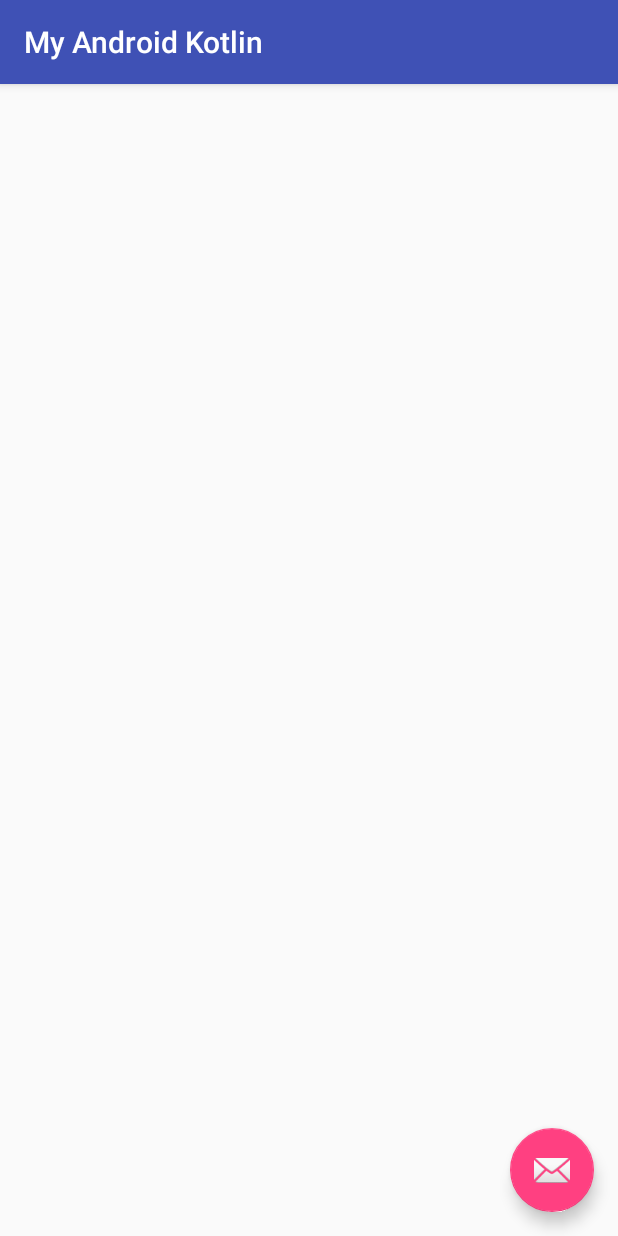
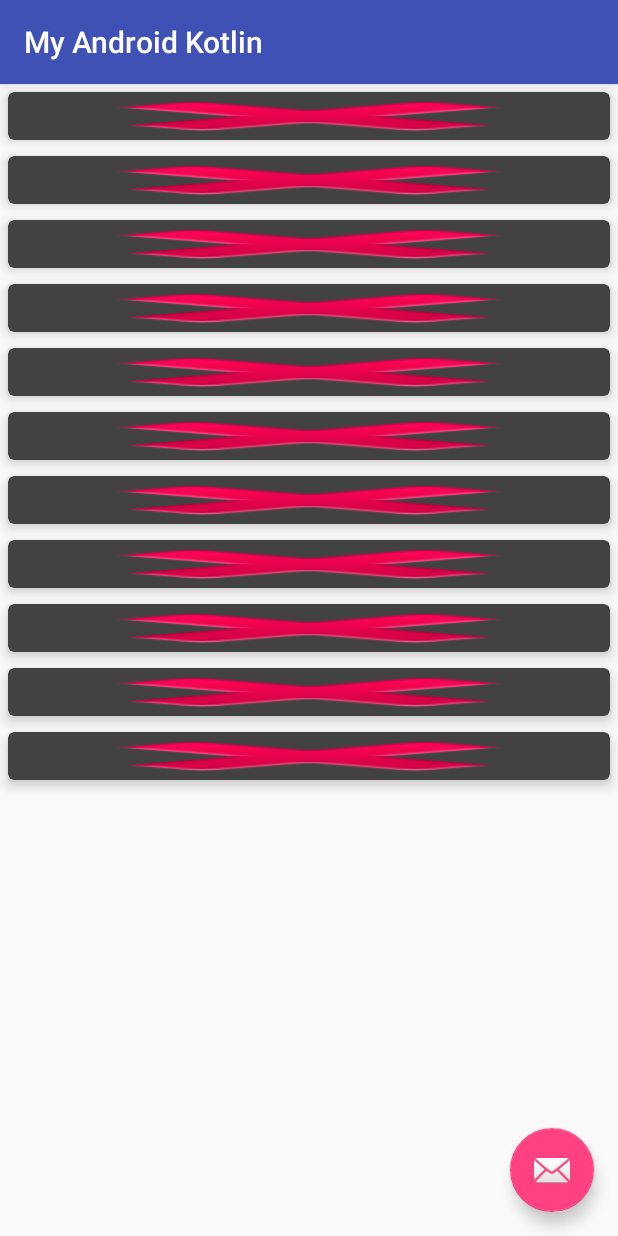
Before and after one commit to informramiz/android-with-kotlin, an Android app: the screen it shows after launch (MainActivity), on a phone screen of 412 x 824 dp. Run offline under Robolectric (Android 15) with nearby library versions, the phone set to English and light mode, and no system bars; our stand-ins replace Picasso; pictures from the network do not load.

Commit message:
feat: Add an images feed to MainActivity

```diff
--- /dev/null
+++ b/MyAndroidKotlinApplication/app/src/main/java/com/materialdesign/ramiz/myandroidkotlin/FeedRecyclerViewAdapter.kt
@@ -0,0 +1,43 @@
+package com.materialdesign.ramiz.myandroidkotlin
+
+import android.content.Context
+import android.support.v7.widget.RecyclerView
+import android.view.LayoutInflater
+import android.view.View
+import android.view.ViewGroup
+import android.widget.ImageView
+import com.materialdesign.ramiz.myandroidkotlin.Imagedownloader.ImageDownloaderSingleton
+
+/**
+ * Created by ramiz on 11/6/17.
+ */
+class FeedRecyclerViewAdapter(val context: Context, val imageUrls: List<String>) : RecyclerView.Adapter<RecyclerView.ViewHolder>() {
+    var mOnClickListener: FeedOnClickListener? = null
+
+    override fun getItemCount(): Int {
+        return imageUrls.size
+    }
+
+    override fun onCreateViewHolder(parent: ViewGroup?, viewType: Int): RecyclerView.ViewHolder {
+        val view = LayoutInflater.from(parent!!.context).inflate(R.layout.list_item_feed, parent, false)
+        return FeedViewHolder(view)
+    }
+
+    override fun onBindViewHolder(holder: RecyclerView.ViewHolder?, position: Int) {
+        if (holder is FeedViewHolder) {
+            ImageDownloaderSingleton.loadImage(context, imageUrls[position], holder.imageView)
+        }
+    }
+
+    fun setOnClickListener(onClickListener: FeedOnClickListener?) {
+        this.mOnClickListener = onClickListener
+    }
+
+    class FeedViewHolder(itemView: View?) : RecyclerView.ViewHolder(itemView) {
+        val imageView: ImageView = itemView!!.findViewById(R.id.feedCardImageView)
+    }
+
+    interface FeedOnClickListener {
+        fun onClick(position: Int)
+    }
+}
--- a/MyAndroidKotlinApplication/app/src/main/java/com/materialdesign/ramiz/myandroidkotlin/MainActivity.kt
+++ b/MyAndroidKotlinApplication/app/src/main/java/com/materialdesign/ramiz/myandroidkotlin/MainActivity.kt
@@ -3,14 +3,14 @@ package com.materialdesign.ramiz.myandroidkotlin
 import android.os.Bundle
 import android.support.design.widget.Snackbar
 import android.support.v7.app.AppCompatActivity
+import android.support.v7.widget.LinearLayoutManager
 import android.view.Gravity
 import android.view.Menu
 import android.view.MenuItem
 import android.view.View
 import android.widget.TextView
-import com.materialdesign.ramiz.myandroidkotlin.ImageDownloader.ImageDownloaderSingleton
-import com.squareup.picasso.Picasso
-
+import com.materialdesign.ramiz.myandroidkotlin.common.Customer
+import com.materialdesign.ramiz.myandroidkotlin.common.Person
 import kotlinx.android.synthetic.main.activity_main.*
 import kotlinx.android.synthetic.main.content_main.*
 
@@ -27,10 +27,28 @@ class MainActivity : AppCompatActivity() {
             Snackbar.make(view, "Fab clicked", Snackbar.LENGTH_SHORT);
         }
 
-        val url: String = "http://i.imgur.com/DvpvklR.png"
-        val url1: String = "http://i.imgur.com/zEuiv4n.jpg"
-        val url2: String = "http://i.imgur.com/7iNNs3T.jpg"
-        ImageDownloaderSingleton.loadImage(this, url2, imageView)
+        initRecyclerView()
+    }
+
+    private fun initRecyclerView() {
+        val imageUrls = listOf(
+                "http://i.imgur.com/DvpvklR.png",
+                "http://i.imgur.com/zEuiv4n.jpg",
+                "http://i.imgur.com/7iNNs3T.jpg",
+                "https://i.imgur.com/GCJRhiA.png",
+                "https://i.imgur.com/2OtvvcI.jpg",
+                "https://i.imgur.com/PvWn3r.jpg",
+                "http://i.imgur.com/AeCC64n.jpg",
+                "http://i.imgur.com/lzLQWwd.jpg",
+                "https://i.imgur.com/jZZRFTl.jpg",
+                "https://i.imgur.com/8nHkC.jpg",
+                "https://www.nasa.gov/sites/default/files/halloween_sun_2014_2k.jpg"
+        )
+
+
+        val layoutManager: LinearLayoutManager = LinearLayoutManager(this)
+        recyclerView.layoutManager = layoutManager
+        recyclerView.adapter = FeedRecyclerViewAdapter(this, imageUrls)
     }
 
     private fun tryBasics() {
--- a/MyAndroidKotlinApplication/app/src/main/res/layout/content_main.xml
+++ b/MyAndroidKotlinApplication/app/src/main/res/layout/content_main.xml
@@ -12,10 +12,10 @@
     tools:context="com.materialdesign.ramiz.myandroidkotlin.MainActivity"
     tools:showIn="@layout/activity_main">
 
-    <ImageView
-        android:id="@+id/imageView"
-        android:layout_width="wrap_content"
-        android:layout_height="wrap_content"/>
+    <android.support.v7.widget.RecyclerView
+        android:id="@+id/recyclerView"
+        android:layout_width="match_parent"
+        android:layout_height="match_parent"/>
 
     <TextView
         android:id="@+id/textView"
--- /dev/null
+++ b/MyAndroidKotlinApplication/app/src/main/res/layout/list_item_feed.xml
@@ -0,0 +1,25 @@
+<?xml version="1.0" encoding="utf-8"?>
+<android.support.v7.widget.CardView
+    xmlns:android="http://schemas.android.com/apk/res/android"
+    xmlns:card_view="http://schemas.android.com/apk/res-auto"
+    android:id="@+id/feedCardView"
+    android:layout_width="match_parent"
+    android:layout_height="wrap_content"
+    android:layout_margin="5dp"
+    card_view:cardCornerRadius="4dp"
+    android:clickable="true"
+    android:foreground="?attr/selectableItemBackground"
+    card_view:cardBackgroundColor="@color/cardview_dark_background"
+    card_view:cardPreventCornerOverlap="false"
+    card_view:cardUseCompatPadding="false"
+    card_view:cardElevation="5dp"
+    android:focusable="true">
+
+    <ImageView
+        android:id="@+id/feedCardImageView"
+        android:layout_width="match_parent"
+        android:layout_height="match_parent"
+        android:scaleType="fitXY"
+        />
+
+</android.support.v7.widget.CardView>
```
